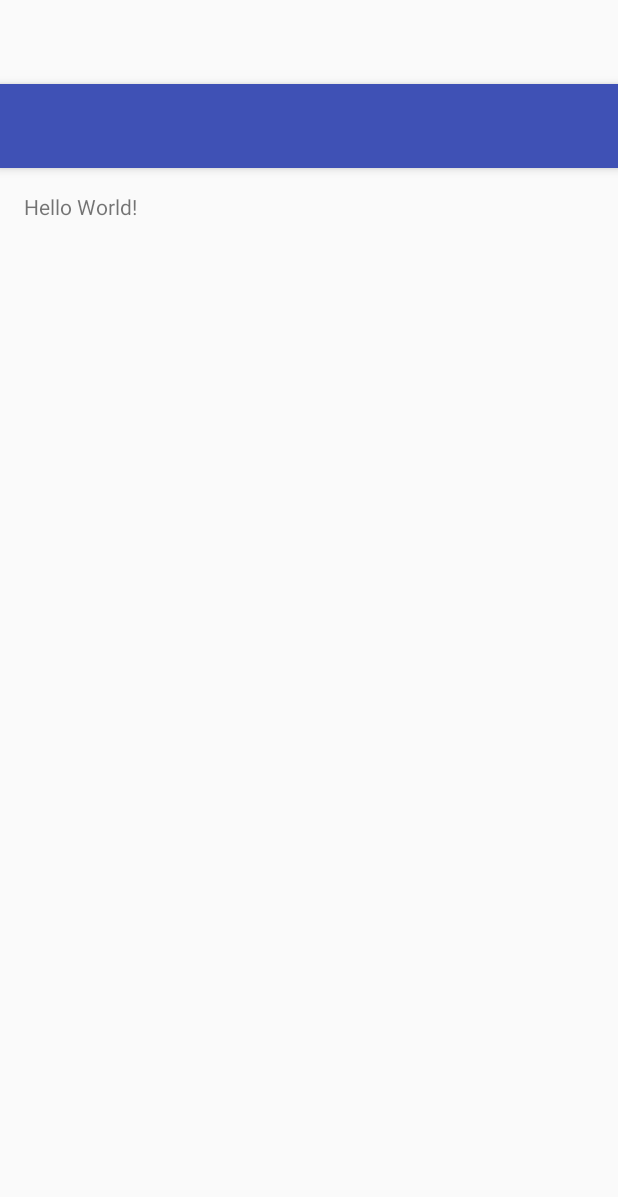
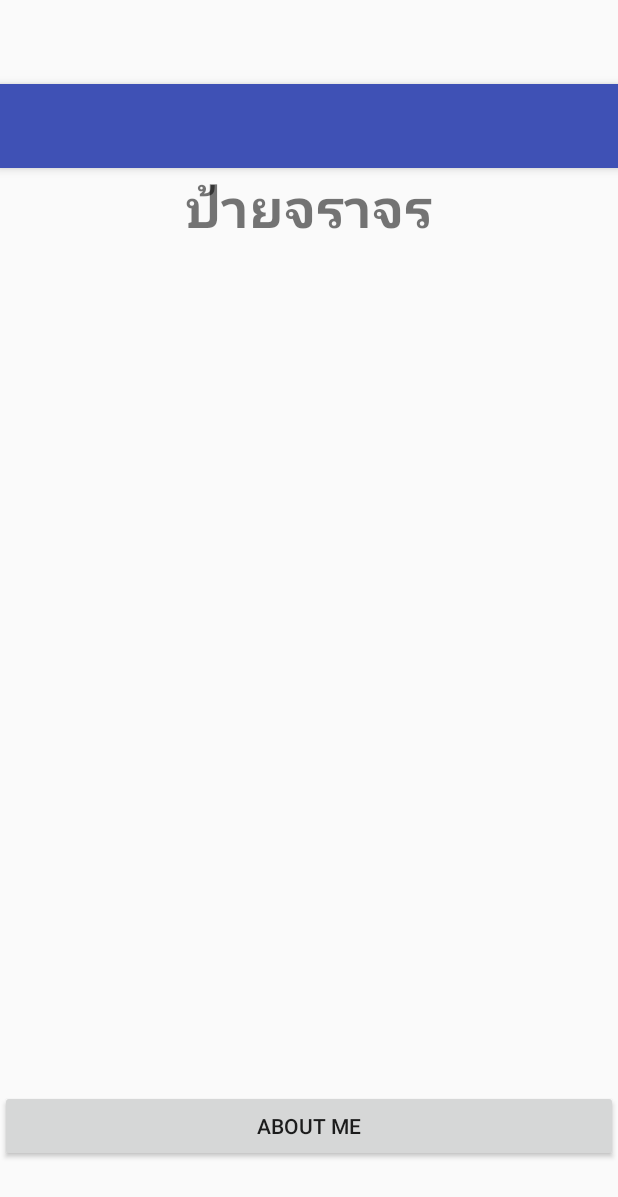
Before and after one commit to chanalaaa/test_androidapp1, an Android app: the layout activity_main.xml on its own in the app's theme, with its tools: preview values and no code run, on a phone screen of 412 x 824 dp. Shown: the top 1197 px of the screen. Run offline under Robolectric (Android 15) with nearby library versions, the phone set to English and light mode, and no system bars.

Commit message:
title, btn, list view

```diff
--- a/app/src/main/res/layout/content_main.xml
+++ b/app/src/main/res/layout/content_main.xml
@@ -4,10 +4,6 @@
     xmlns:tools="http://schemas.android.com/tools"
     android:layout_width="match_parent"
     android:layout_height="match_parent"
-    android:paddingBottom="@dimen/activity_vertical_margin"
-    android:paddingLeft="@dimen/activity_horizontal_margin"
-    android:paddingRight="@dimen/activity_horizontal_margin"
-    android:paddingTop="@dimen/activity_vertical_margin"
     app:layout_behavior="@string/appbar_scrolling_view_behavior"
     tools:context="com.example.chanalaaa.app01.MainActivity"
     tools:showIn="@layout/activity_main">
@@ -15,5 +11,27 @@
     <TextView
         android:layout_width="wrap_content"
         android:layout_height="wrap_content"
-        android:text="Hello World!" />
+        android:text="@string/title"
+        android:id="@+id/txtTitle"
+        android:textSize="@dimen/h1"
+        android:textStyle="bold"
+        android:layout_centerHorizontal="true" />
+
+    <Button
+        android:layout_width="match_parent"
+        android:layout_height="wrap_content"
+        android:text="@string/about_me"
+        android:id="@+id/button"
+        android:layout_alignParentBottom="true"
+        android:layout_alignParentLeft="false"
+        android:layout_alignParentStart="true"
+        android:layout_marginBottom="49dp" />
+
+    <ListView
+        android:layout_width="wrap_content"
+        android:layout_height="wrap_content"
+        android:id="@+id/listView"
+        android:layout_below="@+id/txtTitle"
+        android:layout_above="@+id/button"
+        android:layout_margin="20dp" />
 </RelativeLayout>
--- a/app/src/main/res/values/dimens.xml
+++ b/app/src/main/res/values/dimens.xml
@@ -3,4 +3,8 @@
     <dimen name="activity_horizontal_margin">16dp</dimen>
     <dimen name="activity_vertical_margin">16dp</dimen>
     <dimen name="fab_margin">16dp</dimen>
+    <dimen name="h1">35sp</dimen>
+    <dimen name="h2">20sp</dimen>
+    <dimen name="my_margin">15dp</dimen>
+    <dimen name="icon">100dp</dimen>
 </resources>
--- a/app/src/main/res/values/strings.xml
+++ b/app/src/main/res/values/strings.xml
@@ -1,4 +1,6 @@
 <resources>
     <string name="app_name">App01</string>
     <string name="action_settings">Settings</string>
+    <string name="title">ป้ายจราจร</string>
+    <string name="about_me">About Me</string>
 </resources>
```
